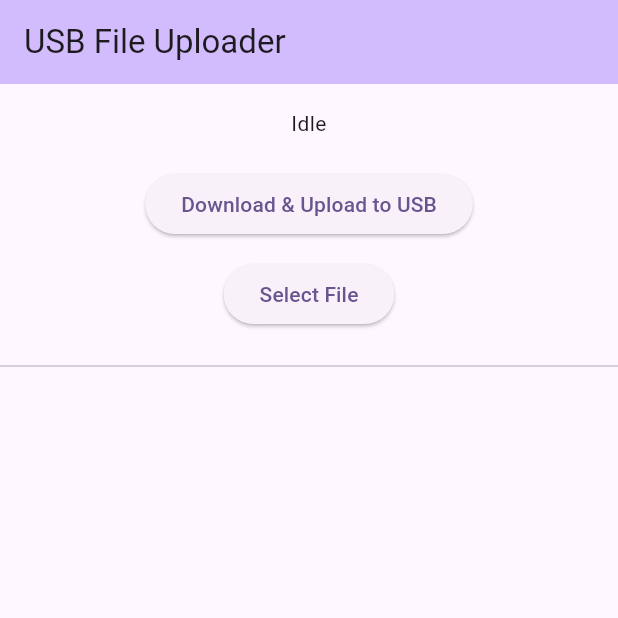
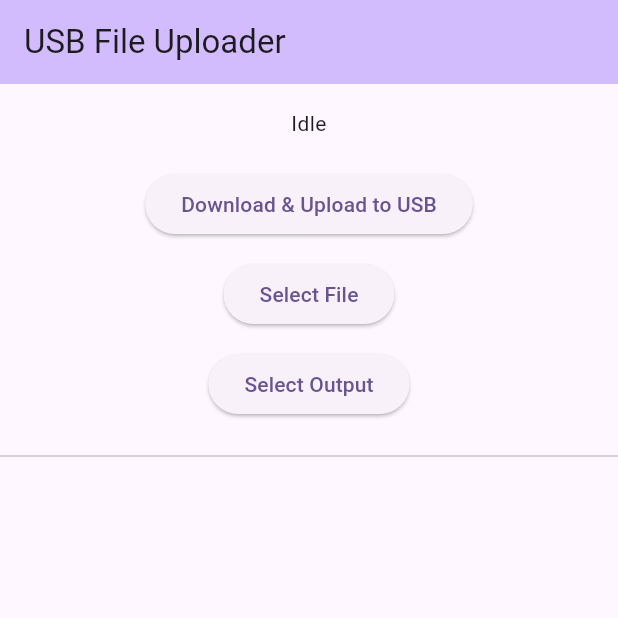
Before and after one commit to keyhan-azarjoo/Flutter-Red-WriteFile-To-ExternalMemory, a Flutter app: the screen it shows after launch, on a phone screen of 412 x 824 dp, the top half of it. Run offline on Flutter 3.47's test engine with Material 3 defaults, Android fonts, the phone set to English and light mode, and no system bars; our stand-ins replace file_picker, permission_handler; missing offline and left inert: usb_serial.

Commit message:
Add output directory selection

```diff
--- a/lib/main.dart
+++ b/lib/main.dart
@@ -9,6 +9,7 @@ import 'package:permission_handler/permission_handler.dart';
 import 'package:usb_serial/usb_serial.dart';
 
 import 'storage_browser.dart';
+import 'directory_picker.dart';
 
 void main() {
   runApp(const MyApp());
@@ -41,6 +42,7 @@ class _MyHomePageState extends State<MyHomePage> {
   String _status = "Idle";
   List<Directory> _devices = [];
   File? _selectedFile;
+  Directory? _outputDir;
 
   @override
   void initState() {
@@ -78,6 +80,23 @@ class _MyHomePageState extends State<MyHomePage> {
     if (!mounted) return;
     if (result != null && result.files.single.path != null) {
       setState(() => _selectedFile = File(result.files.single.path!));
+    }
+  }
+
+  Future<void> _selectOutputDirectory() async {
+    if (_devices.isEmpty) {
+      setState(() => _status = 'No external storage detected');
+      return;
+    }
+    final dir = await Navigator.push<Directory?>(
+      context,
+      MaterialPageRoute(
+        builder: (_) => DirectoryPicker(initialDirectory: _devices.first),
+      ),
+    );
+    if (!mounted) return;
+    if (dir != null) {
+      setState(() => _outputDir = dir);
     }
   }
 
@@ -165,6 +184,19 @@ class _MyHomePageState extends State<MyHomePage> {
                       overflow: TextOverflow.ellipsis,
                     ),
                   ),
+                const SizedBox(height: 12),
+                ElevatedButton(
+                  onPressed: _selectOutputDirectory,
+                  child: const Text('Select Output'),
+                ),
+                if (_outputDir != null)
+                  Padding(
+                    padding: const EdgeInsets.only(top: 8.0),
+                    child: Text(
+                      _outputDir!.path,
+                      overflow: TextOverflow.ellipsis,
+                    ),
+                  ),
               ],
             ),
           ),
```
